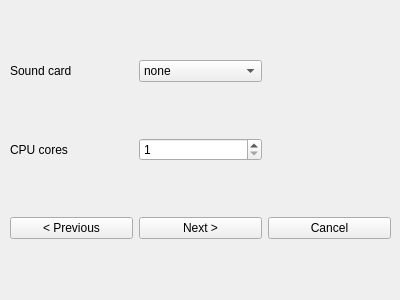
First picture: the form in ui/NewVM.ui, repository Tech-FZ/EmuGUI, before the edit.
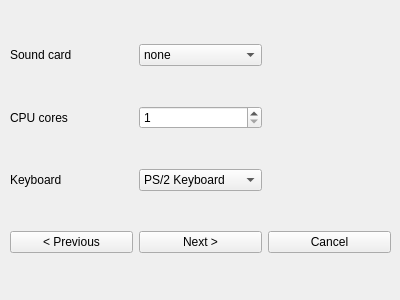
Second picture: the form after the edit. The open tabs and pages were chosen to show the change.

Diff of the .ui file:
```diff
--- a/ui/NewVM.ui
+++ b/ui/NewVM.ui
@@ -2104,20 +2104,13 @@
       </rect>
      </property>
      <layout class="QGridLayout" name="gridLayout_9">
-      <item row="2" column="2">
+      <item row="3" column="2">
        <widget class="QPushButton" name="pushButton_26">
         <property name="text">
          <string>Cancel</string>
         </property>
        </widget>
       </item>
-      <item row="2" column="0">
-       <widget class="QPushButton" name="pushButton_28">
-        <property name="text">
-         <string>&lt; Previous</string>
-        </property>
-       </widget>
-      </item>
       <item row="0" column="1">
        <widget class="QComboBox" name="comboBox_12">
         <item>
@@ -2167,13 +2160,6 @@
         </item>
        </widget>
       </item>
-      <item row="2" column="1">
-       <widget class="QPushButton" name="pushButton_27">
-        <property name="text">
-         <string>Next &gt;</string>
-        </property>
-       </widget>
-      </item>
       <item row="0" column="0">
        <widget class="QLabel" name="label_23">
         <property name="text">
@@ -2198,6 +2184,41 @@
         </property>
        </widget>
       </item>
+      <item row="3" column="1">
+       <widget class="QPushButton" name="pushButton_27">
+        <property name="text">
+         <string>Next &gt;</string>
+        </property>
+       </widget>
+      </item>
+      <item row="3" column="0">
+       <widget class="QPushButton" name="pushButton_28">
+        <property name="text">
+         <string>&lt; Previous</string>
+        </property>
+       </widget>
+      </item>
+      <item row="2" column="0">
+       <widget class="QLabel" name="label_34">
+        <property name="text">
+         <string>Keyboard</string>
+        </property>
+       </widget>
+      </item>
+      <item row="2" column="1">
+       <widget class="QComboBox" name="comboBox_16">
+        <item>
+         <property name="text">
+          <string>PS/2 Keyboard</string>
+         </property>
+        </item>
+        <item>
+         <property name="text">
+          <string>USB Keyboard</string>
+         </property>
+        </item>
+       </widget>
+      </item>
      </layout>
     </widget>
    </widget>
```
Left out of the diff: 14 changed lines with no effect on the pictures.
